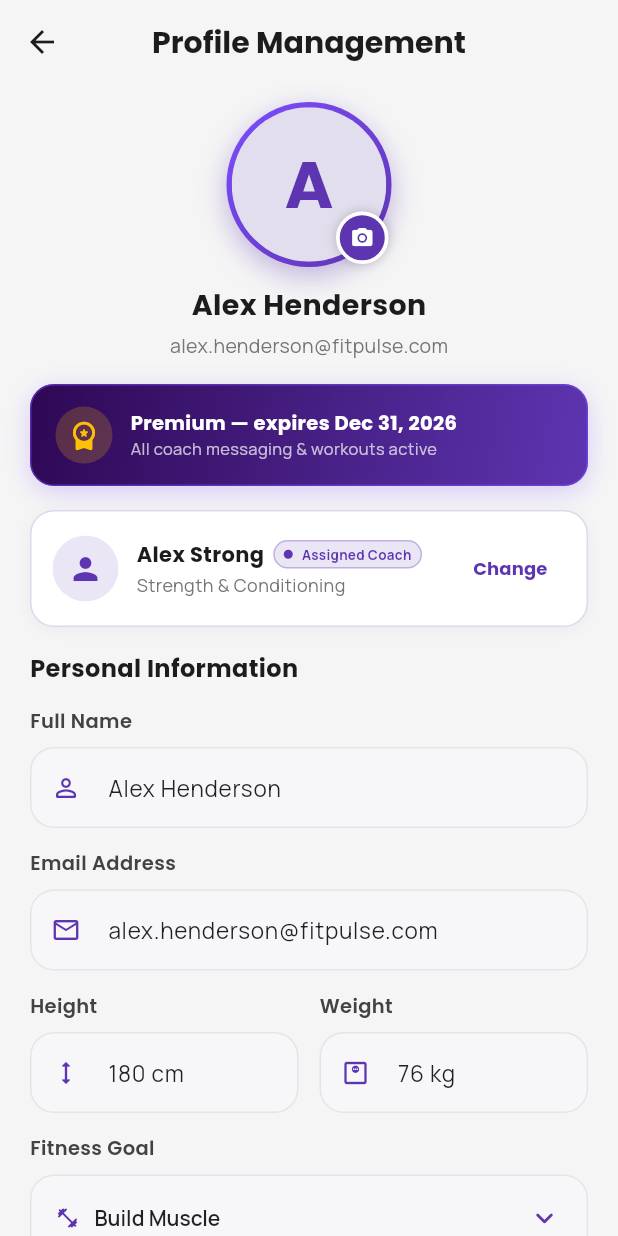
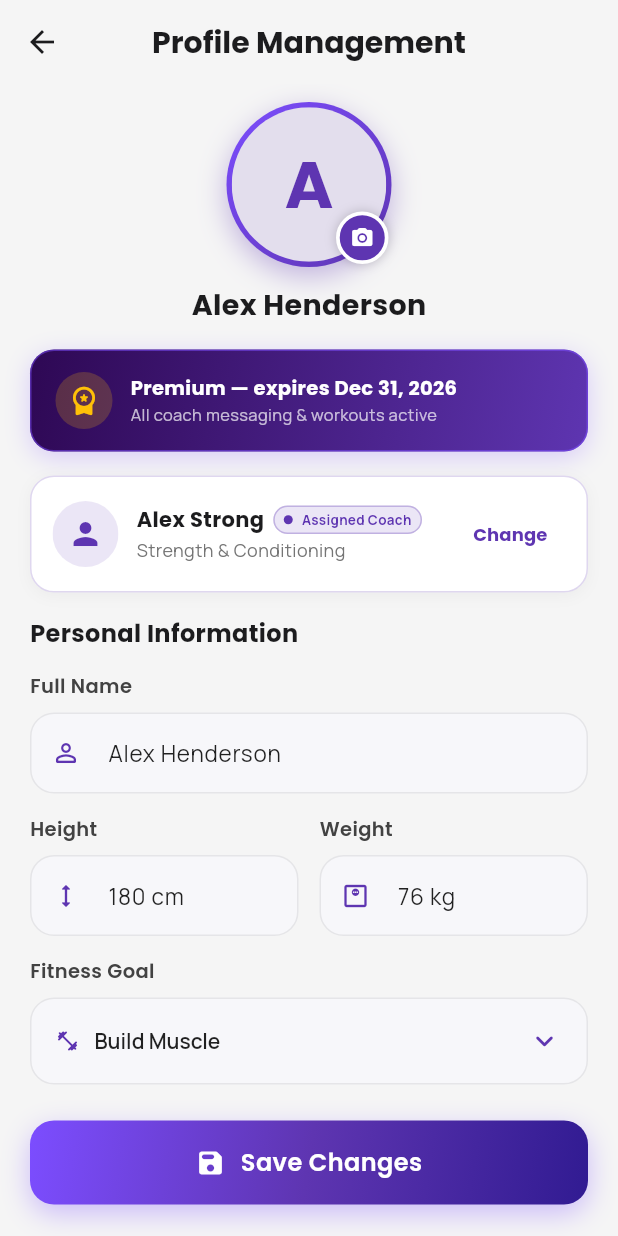
Before and after one commit to Kaveera725/fitness-app-flutter, a Flutter app: the ProfileScreen screen opened directly, on a phone screen of 412 x 824 dp. Run offline on Flutter 3.47's test engine with Material 3 defaults, Android fonts, the phone set to English and light mode, and no system bars; drawn by our look-alikes of flutter_animate; our stand-ins replace fl_chart, google_fonts, image_picker; accounts and stored records are empty; network calls fail.

```diff
--- a/lib/screens/profile/profile_screen.dart
+++ b/lib/screens/profile/profile_screen.dart
@@ -32,7 +32,6 @@ class ProfileScreen extends StatefulWidget {
 
 class _ProfileScreenState extends State<ProfileScreen> {
   final _nameController = TextEditingController();
-  final _emailController = TextEditingController();
   final _heightController = TextEditingController();
   final _weightController = TextEditingController();
 
@@ -72,7 +71,6 @@ class _ProfileScreenState extends State<ProfileScreen> {
     final user = ApiService.instance.currentUser;
 
     _nameController.text = user?.name ?? 'Alex Henderson';
-    _emailController.text = user?.email ?? 'alex.henderson@fitpulse.com';
     _heightController.text = '180 cm';
     _weightController.text = '76 kg';
 
@@ -83,7 +81,6 @@ class _ProfileScreenState extends State<ProfileScreen> {
   @override
   void dispose() {
     _nameController.dispose();
-    _emailController.dispose();
     _heightController.dispose();
     _weightController.dispose();
     super.dispose();
@@ -308,59 +305,6 @@ class _ProfileScreenState extends State<ProfileScreen> {
     );
   }
 
-  /// Delete Account confirmation warning dialog
-  void _showDeleteAccountDialog() {
-    showDialog(
-      context: context,
-      builder: (ctx) => AlertDialog(
-        shape: RoundedRectangleBorder(borderRadius: BorderRadius.circular(20)),
-        title: Row(
-          children: [
-            const Icon(Icons.warning_amber_rounded,
-                color: Colors.redAccent, size: 24),
-            const SizedBox(width: 8),
-            Text('Delete Account',
-                style: GoogleFonts.poppins(
-                    fontWeight: FontWeight.w700, color: Colors.redAccent)),
-          ],
-        ),
-        content: Text(
-          'This action is irreversible. All your workout history, progress stats, and coach messages will be permanently deleted.',
-          style: GoogleFonts.manrope(fontSize: 13, height: 1.5),
-        ),
-        actions: [
-          TextButton(
-            onPressed: () => Navigator.pop(ctx),
-            child: Text('Keep Account',
-                style: GoogleFonts.manrope(color: Colors.grey)),
-          ),
-          ElevatedButton(
-            onPressed: () {
-              Navigator.pop(ctx);
-              ApiService.instance.logout();
-              ScaffoldMessenger.of(context).showSnackBar(
-                const SnackBar(
-                  content: Text('Account successfully deleted.'),
-                  backgroundColor: Colors.redAccent,
-                ),
-              );
-              Navigator.of(context).pushAndRemoveUntil(
-                MaterialPageRoute(builder: (_) => const LoginScreen()),
-                (route) => false,
-              );
-            },
-            style: ElevatedButton.styleFrom(
-              backgroundColor: Colors.redAccent,
-              foregroundColor: Colors.white,
-              shape: RoundedRectangleBorder(
-                  borderRadius: BorderRadius.circular(12)),
-            ),
-            child: const Text('Permanently Delete'),
-          ),
-        ],
-      ),
-    );
-  }
 
   @override
   Widget build(BuildContext context) {
@@ -483,20 +427,12 @@ class _ProfileScreenState extends State<ProfileScreen> {
 
             const SizedBox(height: 12),
 
-            // User Name & Email Subtitle
+            // User Name
             Text(
               _nameController.text,
               style: GoogleFonts.poppins(
                 fontSize: 19,
                 fontWeight: FontWeight.w700,
-              ),
-            ),
-            const SizedBox(height: 4),
-            Text(
-              _emailController.text,
-              style: GoogleFonts.manrope(
-                fontSize: 13,
-                color: Colors.grey.shade600,
               ),
             ),
 
@@ -726,19 +662,6 @@ class _ProfileScreenState extends State<ProfileScreen> {
             ),
             const SizedBox(height: 14),
 
-            // Email field (read-only if Google account)
-            CustomTextField(
-              label: 'Email Address',
-              hint: 'Enter your email',
-              controller: _emailController,
-              prefixIcon: Icons.email_outlined,
-              readOnly: widget.isGoogleUser,
-              helperText: widget.isGoogleUser
-                  ? '🔒 Managed by your Google account (read-only)'
-                  : null,
-            ),
-            const SizedBox(height: 14),
-
             // Height and Weight in a 2-column Row
             Row(
               children: [
@@ -858,18 +781,12 @@ class _ProfileScreenState extends State<ProfileScreen> {
             const SizedBox(height: 12),
 
             // Settings Card List
-            Container(
-              decoration: BoxDecoration(
-                color: isDark ? const Color(0xFF1E1E1E) : Colors.white,
-                borderRadius: BorderRadius.circular(18),
-                boxShadow: [
-                  BoxShadow(
-                    color: Colors.black.withOpacity(0.03),
-                    blurRadius: 8,
-                    offset: const Offset(0, 2),
-                  ),
-                ],
-              ),
+            Material(
+              color: isDark ? const Color(0xFF1E1E1E) : Colors.white,
+              borderRadius: BorderRadius.circular(18),
+              elevation: 1,
+              shadowColor: Colors.black.withOpacity(0.04),
+              clipBehavior: Clip.antiAlias,
               child: Column(
                 children: [
                   // Notifications Switch Tile
@@ -974,26 +891,6 @@ class _ProfileScreenState extends State<ProfileScreen> {
                 ],
               ),
             ),
-
-            const SizedBox(height: 20),
-
-            // Delete Account Button (Less prominent, red text)
-            Center(
-              child: TextButton.icon(
-                onPressed: _showDeleteAccountDialog,
-                icon: const Icon(Icons.delete_forever_outlined,
-                    size: 16, color: Colors.red),
-                label: Text(
-                  'Delete Account',
-                  style: GoogleFonts.manrope(
-                    fontSize: 12,
-                    fontWeight: FontWeight.w600,
-                    color: Colors.red.shade400,
-                  ),
-                ),
-              ),
-            ),
-
             const SizedBox(height: 32),
           ],
         ),
```
Also changed, not shown: 1 other file.
